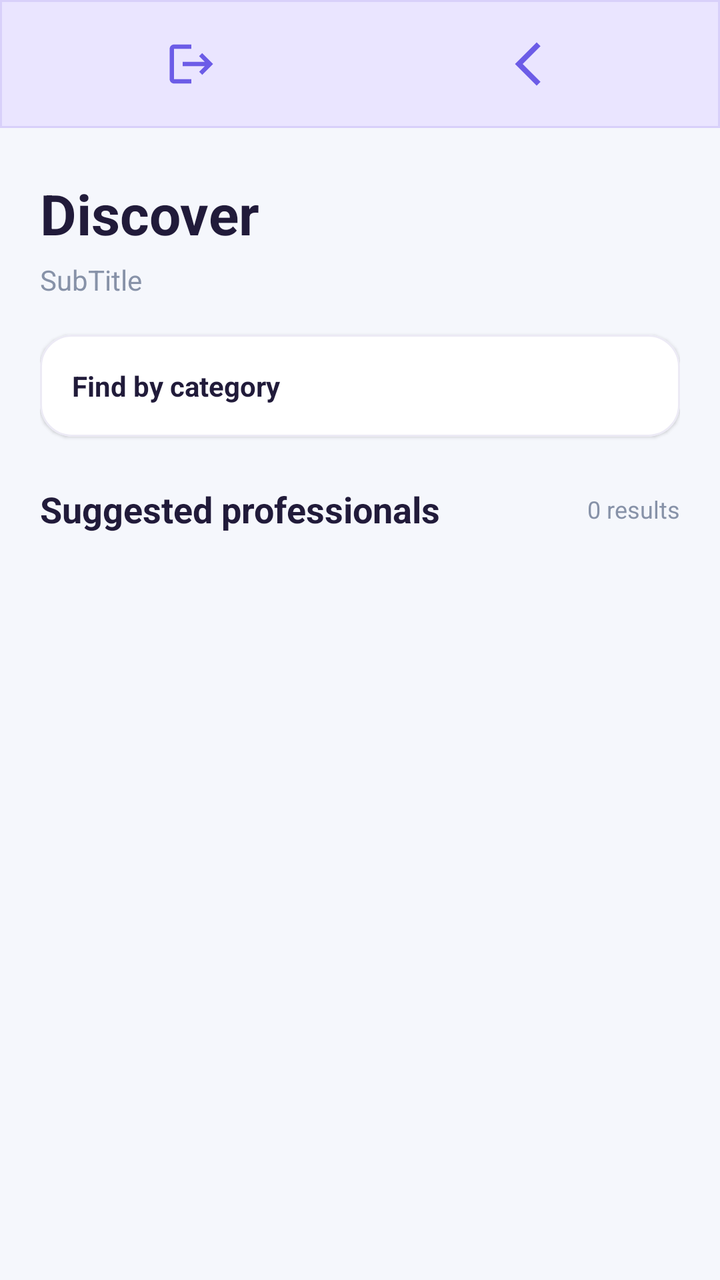
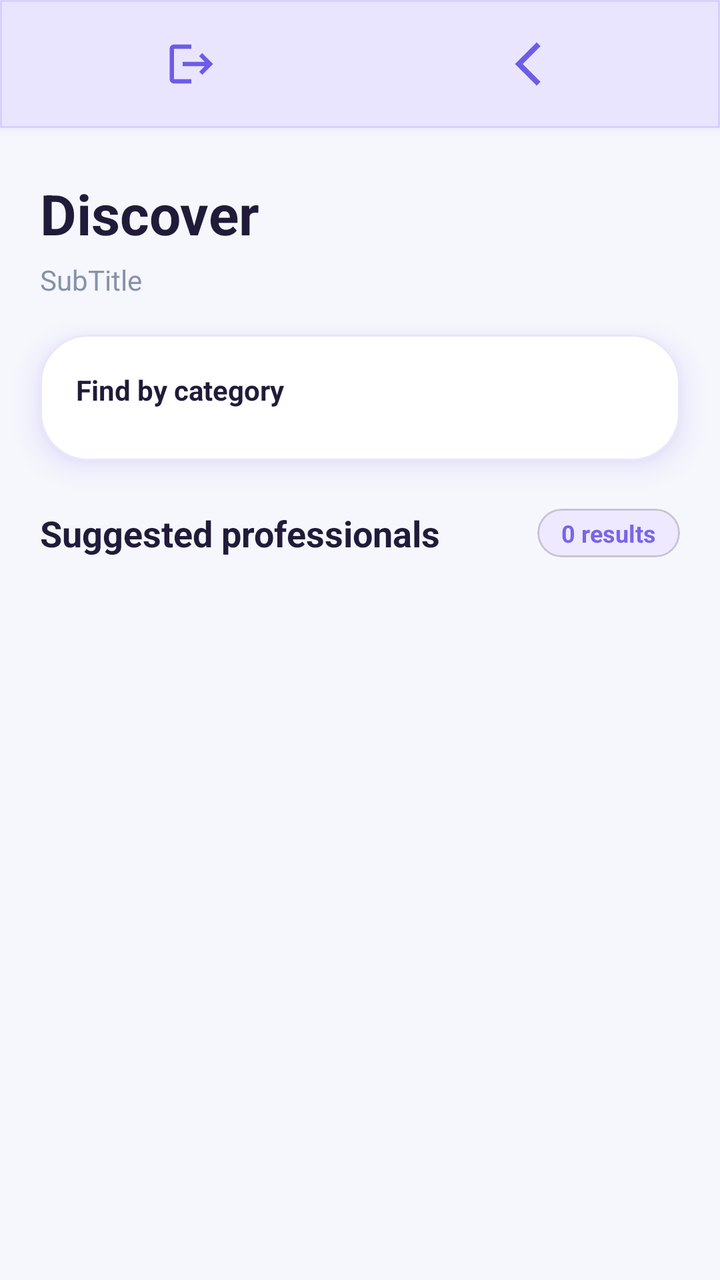

Before-and-after screenshots of an Android layout around one commit, followed by the original layout XML and the change that was made.
<!-- AndroidManifest.xml: application theme Theme.FindProfessionals -->
<!-- res/layout/activity_search.xml -->
<?xml version="1.0" encoding="utf-8"?>
<androidx.constraintlayout.widget.ConstraintLayout
    xmlns:android="http://schemas.android.com/apk/res/android"
    xmlns:app="http://schemas.android.com/apk/res-auto"
    xmlns:tools="http://schemas.android.com/tools"
    android:id="@+id/main"
    android:layout_width="match_parent"
    android:layout_height="match_parent"
    android:background="#F5F7FC"
    tools:context=".SearchActivity">

    
    <com.google.android.material.bottomnavigation.BottomNavigationView
        android:id="@+id/btnNavigation"
        android:layout_width="match_parent"
        android:layout_height="64dp"
        android:background="@drawable/bg_top_navigation"
        android:elevation="6dp"
        app:itemIconSize="26dp"
        app:itemIconTint="#6C5CE7"
        app:labelVisibilityMode="unlabeled"
        app:itemHorizontalTranslationEnabled="false"
        app:menu="@menu/bottom_nav_menu"
        app:layout_constraintTop_toTopOf="parent"
        app:layout_constraintStart_toStartOf="parent"
        app:layout_constraintEnd_toEndOf="parent"/>

    
    <LinearLayout
        android:id="@+id/searchHeader"
        android:layout_width="match_parent"
        android:layout_height="wrap_content"
        android:orientation="vertical"
        android:paddingStart="20dp"
        android:paddingEnd="20dp"
        android:paddingTop="24dp"
        android:paddingBottom="12dp"
        app:layout_constraintTop_toBottomOf="@id/btnNavigation"
        app:layout_constraintStart_toStartOf="parent"
        app:layout_constraintEnd_toEndOf="parent">

        
        <TextView
            android:layout_width="match_parent"
            android:layout_height="wrap_content"
            android:text="Discover"
            android:textColor="#211B3A"
            android:textSize="28sp"
            android:textStyle="bold"/>

        <TextView
            android:id="@+id/subTitle"
            android:layout_width="match_parent"
            android:layout_height="wrap_content"
            android:layout_marginTop="5dp"
            android:text="SubTitle"
            android:textColor="#8792A8"
            android:textSize="14sp"/>

        
        <com.google.android.material.card.MaterialCardView
            android:id="@+id/categoryGroup"
            android:layout_width="match_parent"
            android:layout_height="wrap_content"
            android:layout_marginTop="18dp"
            app:cardBackgroundColor="#FFFFFF"
            app:cardCornerRadius="16dp"
            app:cardElevation="1dp"
            app:strokeColor="#ECEAF5"
            app:strokeWidth="1dp">

            <LinearLayout
                android:layout_width="match_parent"
                android:layout_height="wrap_content"
                android:orientation="vertical"
                android:padding="16dp">

                <TextView
                    android:layout_width="match_parent"
                    android:layout_height="wrap_content"
                    android:text="Find by category"
                    android:textColor="#211B3A"
                    android:textSize="14sp"
                    android:textStyle="bold"/>

                <HorizontalScrollView
                    android:layout_width="match_parent"
                    android:layout_height="wrap_content"
                    android:scrollbars="none">

                    <com.google.android.material.chip.ChipGroup
                        android:id="@+id/categoryCardGroup"
                        android:layout_width="wrap_content"
                        android:layout_height="wrap_content"
                        app:singleLine="true"
                        app:singleSelection="false"
                        app:chipSpacingHorizontal="6dp"/>

                </HorizontalScrollView>

            </LinearLayout>

        </com.google.android.material.card.MaterialCardView>

        
        <LinearLayout
            android:layout_width="match_parent"
            android:layout_height="wrap_content"
            android:layout_marginTop="24dp"
            android:gravity="center_vertical"
            android:orientation="horizontal">

            <TextView
                android:id="@+id/resultsTitle"
                android:layout_width="0dp"
                android:layout_height="wrap_content"
                android:layout_weight="1"
                android:text="Suggested professionals"
                android:textColor="#211B3A"
                android:textSize="18sp"
                android:textStyle="bold"/>

            <TextView
                android:id="@+id/resultsCount"
                android:layout_width="wrap_content"
                android:layout_height="wrap_content"
                android:text="0 results"
                android:textColor="#8792A8"
                android:textSize="12sp"/>

        </LinearLayout>

    </LinearLayout>

    
    <androidx.recyclerview.widget.RecyclerView
        android:id="@+id/searchResults"
        android:layout_width="match_parent"
        android:layout_height="0dp"
        android:clipToPadding="false"
        android:paddingStart="20dp"
        android:paddingEnd="20dp"
        android:paddingTop="8dp"
        android:paddingBottom="20dp"
        app:layout_constraintTop_toBottomOf="@id/searchHeader"
        app:layout_constraintBottom_toBottomOf="parent"
        app:layout_constraintStart_toStartOf="parent"
        app:layout_constraintEnd_toEndOf="parent"
        tools:listitem="@layout/item_post"/>

    
    <LinearLayout
        android:id="@+id/emptyState"
        android:layout_width="match_parent"
        android:layout_height="0dp"
        android:orientation="vertical"
        android:gravity="center"
        android:padding="32dp"
        android:visibility="gone"
        app:layout_constraintTop_toTopOf="@id/searchResults"
        app:layout_constraintBottom_toBottomOf="@id/searchResults"
        app:layout_constraintStart_toStartOf="parent"
        app:layout_constraintEnd_toEndOf="parent">

        <TextView
            android:layout_width="wrap_content"
            android:layout_height="wrap_content"
            android:text="⌕"
            android:textColor="#536DFE"
            android:textSize="54sp"/>

        <TextView
            android:id="@+id/emptyStateTitle"
            android:layout_width="wrap_content"
            android:layout_height="wrap_content"
            android:layout_marginTop="12dp"
            android:text="Nothing found"
            android:textColor="#211B3A"
            android:textSize="19sp"
            android:textStyle="bold"/>

        <TextView
            android:id="@+id/emptyStateDescription"
            android:layout_width="match_parent"
            android:layout_height="wrap_content"
            android:layout_marginTop="8dp"
            android:gravity="center"
            android:text="Try changing your search or filters."
            android:textColor="#8792A8"
            android:textSize="14sp"/>

    </LinearLayout>

</androidx.constraintlayout.widget.ConstraintLayout>
<!-- res/layout/item_post.xml (included above) -->
<?xml version="1.0" encoding="utf-8"?>
<com.google.android.material.card.MaterialCardView
    xmlns:android="http://schemas.android.com/apk/res/android"
    xmlns:app="http://schemas.android.com/apk/res-auto"
    android:layout_width="match_parent"
    android:layout_height="wrap_content"
    android:layout_marginHorizontal="4dp"
    android:layout_marginVertical="7dp"
    app:cardBackgroundColor="#FFFFFF"
    app:cardCornerRadius="18dp"
    app:cardElevation="2dp"
    app:strokeColor="#ECEAF5"
    app:strokeWidth="1dp">

    <LinearLayout
        android:layout_width="match_parent"
        android:layout_height="wrap_content"
        android:orientation="vertical"
        android:padding="16dp">

        
        <LinearLayout
            android:layout_width="match_parent"
            android:layout_height="wrap_content"
            android:gravity="center_vertical"
            android:orientation="horizontal">

            <de.hdodenhof.circleimageview.CircleImageView
                android:id="@+id/postAuthorImage"
                android:layout_width="48dp"
                android:layout_height="48dp"
                android:src="@drawable/ic_launcher_foreground"
                android:scaleType="centerCrop"/>

            <TextView
                android:id="@+id/postAuthorName"
                android:layout_width="0dp"
                android:layout_height="wrap_content"
                android:layout_marginStart="12dp"
                android:layout_weight="1"
                android:text="David Cohen"
                android:textColor="#211B3A"
                android:textSize="15sp"
                android:textStyle="bold"/>

        </LinearLayout>

        
        <LinearLayout
            android:layout_width="match_parent"
            android:layout_height="wrap_content"
            android:layout_marginTop="10dp"
            android:gravity="center_vertical"
            android:orientation="horizontal">

            <ImageView
                android:layout_width="17dp"
                android:layout_height="17dp"
                android:src="@android:drawable/ic_menu_call"
                android:contentDescription="Phone"
                app:tint="#536DFE"/>

            <TextView
                android:id="@+id/postAuthorPhone"
                android:layout_width="0dp"
                android:layout_height="wrap_content"
                android:layout_marginStart="7dp"
                android:layout_weight="1"
                android:text="+972 50-123-4567"
                android:textColor="#8792A8"
                android:textSize="13sp"/>
        </LinearLayout>

        
        <TextView
            android:id="@+id/postTitle"
            android:layout_width="match_parent"
            android:layout_height="wrap_content"
            android:layout_marginTop="16dp"
            android:text="Looking for a plumber"
            android:textColor="#211B3A"
            android:textSize="17sp"
            android:textStyle="bold"/>

        
        <TextView
            android:id="@+id/postCategory"
            android:layout_width="wrap_content"
            android:layout_height="wrap_content"
            android:layout_marginTop="7dp"
            android:text="Plumbing"
            android:textColor="#536DFE"
            android:textSize="12sp"
            android:textStyle="bold"/>

        
        <TextView
            android:id="@+id/postContent"
            android:layout_width="match_parent"
            android:layout_height="wrap_content"
            android:layout_marginTop="12dp"
            android:text="I need someone to repair a leaking pipe in my kitchen. Please contact me if you are available."
            android:textColor="#51566B"
            android:textSize="14sp"
            android:lineSpacingExtra="4dp"
            android:breakStrategy="high_quality"/>

    </LinearLayout>

</com.google.android.material.card.MaterialCardView>
<!-- resources referenced by this layout -->
<resources>
  <!-- drawable bg_top_navigation (drawable) -->
  <?xml version="1.0" encoding="utf-8"?>
  <shape xmlns:android="http://schemas.android.com/apk/res/android">
      <solid android:color="#EAE5FF"/>
      <stroke
          android:width="1dp"
          android:color="#D8D0FA"/>
  </shape>
  <!-- drawable ic_launcher_foreground (drawable) -->
  <vector xmlns:android="http://schemas.android.com/apk/res/android"
      xmlns:aapt="http://schemas.android.com/aapt"
      android:width="108dp"
      android:height="108dp"
      android:viewportWidth="108"
      android:viewportHeight="108">
      <path android:pathData="M31,63.928c0,0 6.4,-11 12.1,-13.1c7.2,-2.6 26,-1.4 26,-1.4l38.1,38.1L107,108.928l-32,-1L31,63.928z">
          <aapt:attr name="android:fillColor">
              <gradient
                  android:endX="85.84757"
                  android:endY="92.4963"
                  android:startX="42.9492"
                  android:startY="49.59793"
                  android:type="linear">
                  <item
                      android:color="#44000000"
                      android:offset="0.0" />
                  <item
                      android:color="#00000000"
                      android:offset="1.0" />
              </gradient>
          </aapt:attr>
      </path>
      <path
          android:fillColor="#FFFFFF"
          android:fillType="nonZero"
          android:pathData="M65.3,45.828l3.8,-6.6c0.2,-0.4 0.1,-0.9 -0.3,-1.1c-0.4,-0.2 -0.9,-0.1 -1.1,0.3l-3.9,6.7c-6.3,-2.8 -13.4,-2.8 -19.7,0l-3.9,-6.7c-0.2,-0.4 -0.7,-0.5 -1.1,-0.3C38.8,38.328 38.7,38.828 38.9,39.228l3.8,6.6C36.2,49.428 31.7,56.028 31,63.928h46C76.3,56.028 71.8,49.428 65.3,45.828zM43.4,57.328c-0.8,0 -1.5,-0.5 -1.8,-1.2c-0.3,-0.7 -0.1,-1.5 0.4,-2.1c0.5,-0.5 1.4,-0.7 2.1,-0.4c0.7,0.3 1.2,1 1.2,1.8C45.3,56.528 44.5,57.328 43.4,57.328L43.4,57.328zM64.6,57.328c-0.8,0 -1.5,-0.5 -1.8,-1.2s-0.1,-1.5 0.4,-2.1c0.5,-0.5 1.4,-0.7 2.1,-0.4c0.7,0.3 1.2,1 1.2,1.8C66.5,56.528 65.6,57.328 64.6,57.328L64.6,57.328z"
          android:strokeWidth="1"
          android:strokeColor="#00000000" />
  </vector>
  <style name="Theme.FindProfessionals" parent="Base.Theme.FindProfessionals" />
  <style name="Base.Theme.FindProfessionals" parent="Theme.Material3.DayNight.NoActionBar">
          
          
      </style>
</resources>

<!-- the commit's change to res/layout/activity_search.xml (unified diff, before → after) -->
@@ -15,29 +15,32 @@
         android:layout_width="match_parent"
         android:layout_height="64dp"
         android:background="@drawable/bg_top_navigation"
-        android:elevation="6dp"
+        android:elevation="10dp"
+        android:outlineSpotShadowColor="#7865E8"
+        app:itemHorizontalTranslationEnabled="false"
         app:itemIconSize="26dp"
         app:itemIconTint="#6C5CE7"
         app:labelVisibilityMode="unlabeled"
-        app:itemHorizontalTranslationEnabled="false"
-        app:menu="@menu/bottom_nav_menu"
+        app:layout_constraintEnd_toEndOf="parent"
+        app:layout_constraintStart_toStartOf="parent"
         app:layout_constraintTop_toTopOf="parent"
-        app:layout_constraintStart_toStartOf="parent"
-        app:layout_constraintEnd_toEndOf="parent"/>
+        app:menu="@menu/bottom_nav_menu" />
 
     
     <LinearLayout
         android:id="@+id/searchHeader"
-        android:layout_width="match_parent"
+        android:layout_width="0dp"
         android:layout_height="wrap_content"
+        android:clipChildren="false"
+        android:clipToPadding="false"
         android:orientation="vertical"
         android:paddingStart="20dp"
+        android:paddingTop="24dp"
         android:paddingEnd="20dp"
-        android:paddingTop="24dp"
         android:paddingBottom="12dp"
-        app:layout_constraintTop_toBottomOf="@id/btnNavigation"
+        app:layout_constraintEnd_toEndOf="parent"
         app:layout_constraintStart_toStartOf="parent"
-        app:layout_constraintEnd_toEndOf="parent">
+        app:layout_constraintTop_toBottomOf="@id/btnNavigation">
 
         
         <TextView
@@ -46,7 +49,7 @@
             android:text="Discover"
             android:textColor="#211B3A"
             android:textSize="28sp"
-            android:textStyle="bold"/>
+            android:textStyle="bold" />
 
         <TextView
             android:id="@+id/subTitle"
@@ -55,7 +58,7 @@
             android:layout_marginTop="5dp"
             android:text="SubTitle"
             android:textColor="#8792A8"
-            android:textSize="14sp"/>
+            android:textSize="14sp" />
 
         
         <com.google.android.material.card.MaterialCardView
@@ -63,17 +66,19 @@
             android:layout_width="match_parent"
             android:layout_height="wrap_content"
             android:layout_marginTop="18dp"
+            android:outlineAmbientShadowColor="#7865E8"
+            android:outlineSpotShadowColor="#7865E8"
             app:cardBackgroundColor="#FFFFFF"
-            app:cardCornerRadius="16dp"
-            app:cardElevation="1dp"
-            app:strokeColor="#ECEAF5"
+            app:cardCornerRadius="24dp"
+            app:cardElevation="8dp"
+            app:strokeColor="#E9E5FA"
             app:strokeWidth="1dp">
 
             <LinearLayout
                 android:layout_width="match_parent"
                 android:layout_height="wrap_content"
                 android:orientation="vertical"
-                android:padding="16dp">
+                android:padding="18dp">
 
                 <TextView
                     android:layout_width="match_parent"
@@ -81,20 +86,21 @@
                     android:text="Find by category"
                     android:textColor="#211B3A"
                     android:textSize="14sp"
-                    android:textStyle="bold"/>
+                    android:textStyle="bold" />
 
                 <HorizontalScrollView
                     android:layout_width="match_parent"
                     android:layout_height="wrap_content"
+                    android:layout_marginTop="8dp"
                     android:scrollbars="none">
 
                     <com.google.android.material.chip.ChipGroup
                         android:id="@+id/categoryCardGroup"
                         android:layout_width="wrap_content"
                         android:layout_height="wrap_content"
+                        app:chipSpacingHorizontal="8dp"
                         app:singleLine="true"
-                        app:singleSelection="false"
-                        app:chipSpacingHorizontal="6dp"/>
+                        app:singleSelection="false" />
 
                 </HorizontalScrollView>
 
@@ -118,15 +124,29 @@
                 android:text="Suggested professionals"
                 android:textColor="#211B3A"
                 android:textSize="18sp"
-                android:textStyle="bold"/>
-
-            <TextView
-                android:id="@+id/resultsCount"
+                android:textStyle="bold" />
+
+            
+            <com.google.android.material.card.MaterialCardView
                 android:layout_width="wrap_content"
                 android:layout_height="wrap_content"
-                android:text="0 results"
-                android:textColor="#8792A8"
-                android:textSize="12sp"/>
+                app:cardBackgroundColor="#EEE9FF"
+                app:cardCornerRadius="14dp"
+                app:cardElevation="0dp">
+
+                <TextView
+                    android:id="@+id/resultsCount"
+                    android:layout_width="wrap_content"
+                    android:layout_height="wrap_content"
+                    android:paddingStart="12dp"
+                    android:paddingTop="4dp"
+                    android:paddingEnd="12dp"
+                    android:paddingBottom="4dp"
+                    android:text="0 results"
+                    android:textColor="#7865E8"
+                    android:textSize="12sp"
+                    android:textStyle="bold" />
+            </com.google.android.material.card.MaterialCardView>
 
         </LinearLayout>
 
@@ -135,49 +155,63 @@
     
     <androidx.recyclerview.widget.RecyclerView
         android:id="@+id/searchResults"
-        android:layout_width="match_parent"
+        android:layout_width="0dp"
         android:layout_height="0dp"
         android:clipToPadding="false"
+        android:overScrollMode="never"
         android:paddingStart="20dp"
+        android:paddingTop="8dp"
         android:paddingEnd="20dp"
-        android:paddingTop="8dp"
         android:paddingBottom="20dp"
+        app:layout_constraintBottom_toBottomOf="parent"
+        app:layout_constraintEnd_toEndOf="parent"
+        app:layout_constraintStart_toStartOf="parent"
         app:layout_constraintTop_toBottomOf="@id/searchHeader"
-        app:layout_constraintBottom_toBottomOf="parent"
-        app:layout_constraintStart_toStartOf="parent"
-        app:layout_constraintEnd_toEndOf="parent"
-        tools:listitem="@layout/item_post"/>
+        tools:listitem="@layout/item_post" />
 
     
     <LinearLayout
         android:id="@+id/emptyState"
-        android:layout_width="match_parent"
+        android:layout_width="0dp"
         android:layout_height="0dp"
+        android:gravity="center"
         android:orientation="vertical"
-        android:gravity="center"
         android:padding="32dp"
         android:visibility="gone"
-        app:layout_constraintTop_toTopOf="@id/searchResults"
         app:layout_constraintBottom_toBottomOf="@id/searchResults"
+        app:layout_constraintEnd_toEndOf="parent"
         app:layout_constraintStart_toStartOf="parent"
-        app:layout_constraintEnd_toEndOf="parent">
-
-        <TextView
-            android:layout_width="wrap_content"
-            android:layout_height="wrap_content"
-            android:text="⌕"
-            android:textColor="#536DFE"
-            android:textSize="54sp"/>
+        app:layout_constraintTop_toTopOf="@id/searchResults">
+
+        
+        <com.google.android.material.card.MaterialCardView
+            android:layout_width="96dp"
+            android:layout_height="96dp"
+            android:outlineSpotShadowColor="#7865E8"
+            app:cardBackgroundColor="#FFFFFF"
+            app:cardCornerRadius="48dp"
+            app:cardElevation="12dp"
+            app:strokeColor="#E9E5FA"
+            app:strokeWidth="1dp">
+
+            <TextView
+                android:layout_width="match_parent"
+                android:layout_height="match_parent"
+                android:gravity="center"
+                android:text="⌕"
+                android:textColor="#536DFE"
+                android:textSize="54sp" />
+        </com.google.android.material.card.MaterialCardView>
 
         <TextView
             android:id="@+id/emptyStateTitle"
             android:layout_width="wrap_content"
             android:layout_height="wrap_content"
-            android:layout_marginTop="12dp"
+            android:layout_marginTop="20dp"
             android:text="Nothing found"
             android:textColor="#211B3A"
             android:textSize="19sp"
-            android:textStyle="bold"/>
+            android:textStyle="bold" />
 
         <TextView
             android:id="@+id/emptyStateDescription"
@@ -187,7 +221,7 @@
             android:gravity="center"
             android:text="Try changing your search or filters."
             android:textColor="#8792A8"
-            android:textSize="14sp"/>
+            android:textSize="14sp" />
 
     </LinearLayout>
 
@@ -200,10 +234,12 @@
     android:layout_width="match_parent"
     android:layout_height="wrap_content"
     android:layout_marginHorizontal="4dp"
-    android:layout_marginVertical="7dp"
+    android:layout_marginVertical="8dp"
+    android:outlineAmbientShadowColor="#536DFE"
+    android:outlineSpotShadowColor="#536DFE"
     app:cardBackgroundColor="#FFFFFF"
-    app:cardCornerRadius="18dp"
-    app:cardElevation="2dp"
+    app:cardCornerRadius="24dp"
+    app:cardElevation="8dp"
     app:strokeColor="#ECEAF5"
     app:strokeWidth="1dp">
 
@@ -211,7 +247,7 @@
         android:layout_width="match_parent"
         android:layout_height="wrap_content"
         android:orientation="vertical"
-        android:padding="16dp">
+        android:padding="18dp">
 
         
         <LinearLayout
@@ -220,23 +256,35 @@
             android:gravity="center_vertical"
             android:orientation="horizontal">
 
-            <de.hdodenhof.circleimageview.CircleImageView
-                android:id="@+id/postAuthorImage"
-                android:layout_width="48dp"
-                android:layout_height="48dp"
-                android:src="@drawable/ic_launcher_foreground"
-                android:scaleType="centerCrop"/>
+            
+            <com.google.android.material.card.MaterialCardView
+                android:layout_width="52dp"
+                android:layout_height="52dp"
+                android:outlineSpotShadowColor="#536DFE"
+                app:cardBackgroundColor="#FFFFFF"
+                app:cardCornerRadius="26dp"
+                app:cardElevation="6dp">
+
+                <de.hdodenhof.circleimageview.CircleImageView
+                    android:id="@+id/postAuthorImage"
+                    android:layout_width="match_parent"
+                    android:layout_height="match_parent"
+                    android:scaleType="centerCrop"
+                    android:src="@drawable/ic_launcher_foreground"
+                    app:civ_border_color="#FFFFFF"
+                    app:civ_border_width="2dp" />
+            </com.google.android.material.card.MaterialCardView>
 
             <TextView
                 android:id="@+id/postAuthorName"
                 android:layout_width="0dp"
                 android:layout_height="wrap_content"
-                android:layout_marginStart="12dp"
+                android:layout_marginStart="14dp"
                 android:layout_weight="1"
                 android:text="David Cohen"
                 android:textColor="#211B3A"
                 android:textSize="15sp"
-                android:textStyle="bold"/>
+                android:textStyle="bold" />
 
         </LinearLayout>
 
@@ -244,26 +292,35 @@
         <LinearLayout
             android:layout_width="match_parent"
             android:layout_height="wrap_content"
-            android:layout_marginTop="10dp"
+            android:layout_marginTop="12dp"
             android:gravity="center_vertical"
             android:orientation="horizontal">
 
-            <ImageView
-                android:layout_width="17dp"
-                android:layout_height="17dp"
-                android:src="@android:drawable/ic_menu_call"
-                android:contentDescription="Phone"
-                app:tint="#536DFE"/>
+            <com.google.android.material.card.MaterialCardView
+                android:layout_width="28dp"
+                android:layout_height="28dp"
+                app:cardBackgroundColor="#EEF1FF"
+                app:cardCornerRadius="10dp"
+                app:cardElevation="0dp">
+
+                <ImageView
+                    android:layout_width="16dp"
+                    android:layout_height="16dp"
+                    android:layout_gravity="center"
+                    android:contentDescription="Phone"
+                    android:src="@android:drawable/ic_menu_call"
+                    app:tint="#536DFE" />
+            </com.google.android.material.card.MaterialCardView>
 
             <TextView
                 android:id="@+id/postAuthorPhone"
                 android:layout_width="0dp"
                 android:layout_height="wrap_content"
-                android:layout_marginStart="7dp"
+                android:layout_marginStart="10dp"
                 android:layout_weight="1"
                 android:text="+972 50-123-4567"
                 android:textColor="#8792A8"
-                android:textSize="13sp"/>
+                android:textSize="13sp" />
         </LinearLayout>
 
         
@@ -275,18 +332,30 @@
             android:text="Looking for a plumber"
             android:textColor="#211B3A"
             android:textSize="17sp"
-            android:textStyle="bold"/>
-
-        
-        <TextView
-            android:id="@+id/postCategory"
+            android:textStyle="bold" />
+
+        
+        <com.google.android.material.card.MaterialCardView
             android:layout_width="wrap_content"
             android:layout_height="wrap_content"
-            android:layout_marginTop="7dp"
-            android:text="Plumbing"
-            android:textColor="#536DFE"
-            android:textSize="12sp"
-            android:textStyle="bold"/>
+            android:layout_marginTop="8dp"
+            app:cardBackgroundColor="#EEF1FF"
+            app:cardCornerRadius="12dp"
+            app:cardElevation="0dp">
+
+            <TextView
+                android:id="@+id/postCategory"
+                android:layout_width="wrap_content"
+                android:layout_height="wrap_content"
+                android:paddingStart="12dp"
+                android:paddingTop="4dp"
+                android:paddingEnd="12dp"
+                android:paddingBottom="4dp"
+                android:text="Plumbing"
+                android:textColor="#536DFE"
+                android:textSize="12sp"
+                android:textStyle="bold" />
+        </com.google.android.material.card.MaterialCardView>
 
         
         <TextView
@@ -294,11 +363,11 @@
             android:layout_width="match_parent"
             android:layout_height="wrap_content"
             android:layout_marginTop="12dp"
+            android:breakStrategy="high_quality"
+            android:lineSpacingExtra="4dp"
             android:text="I need someone to repair a leaking pipe in my kitchen. Please contact me if you are available."
             android:textColor="#51566B"
-            android:textSize="14sp"
-            android:lineSpacingExtra="4dp"
-            android:breakStrategy="high_quality"/>
+            android:textSize="14sp" />
 
     </LinearLayout>
 
